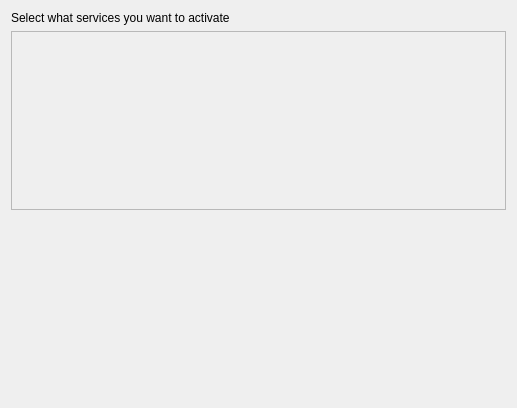
The window that src/services.ui (KDE/kaccounts-integration) describes before a commit, drawn with Qt 5.
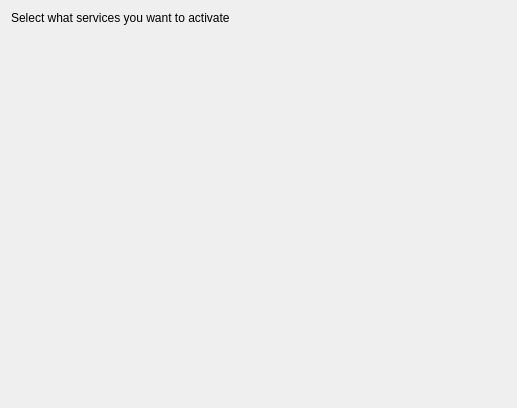
The same window after the commit.

Commit message: Avoid frame-within-frame for the services list

What changed in the file:
```diff
--- a/src/services.ui
+++ b/src/services.ui
@@ -15,6 +15,12 @@
     <layout class="QVBoxLayout" name="verticalLayout_3">
      <item>
       <widget class="QLabel" name="label">
+       <property name="sizePolicy">
+        <sizepolicy hsizetype="Preferred" vsizetype="Fixed">
+         <horstretch>0</horstretch>
+         <verstretch>0</verstretch>
+        </sizepolicy>
+       </property>
        <property name="text">
         <string>Select what services you want to activate</string>
        </property>
@@ -28,6 +34,15 @@
          <verstretch>0</verstretch>
         </sizepolicy>
        </property>
+       <property name="frameShape">
+        <enum>QFrame::NoFrame</enum>
+       </property>
+       <property name="frameShadow">
+        <enum>QFrame::Plain</enum>
+       </property>
+       <property name="lineWidth">
+        <number>0</number>
+       </property>
        <property name="widgetResizable">
         <bool>true</bool>
        </property>
@@ -61,19 +76,6 @@
        </widget>
       </widget>
      </item>
-     <item>
-      <spacer name="verticalSpacer">
-       <property name="orientation">
-        <enum>Qt::Vertical</enum>
-       </property>
-       <property name="sizeHint" stdset="0">
-        <size>
-         <width>20</width>
-         <height>40</height>
-        </size>
-       </property>
-      </spacer>
-     </item>
     </layout>
    </item>
   </layout>
```
